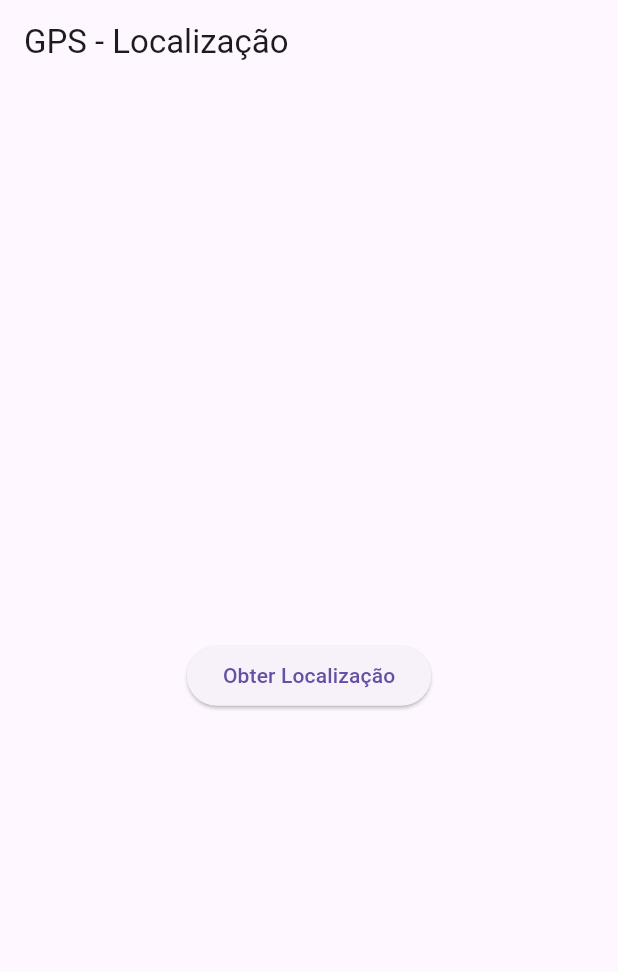
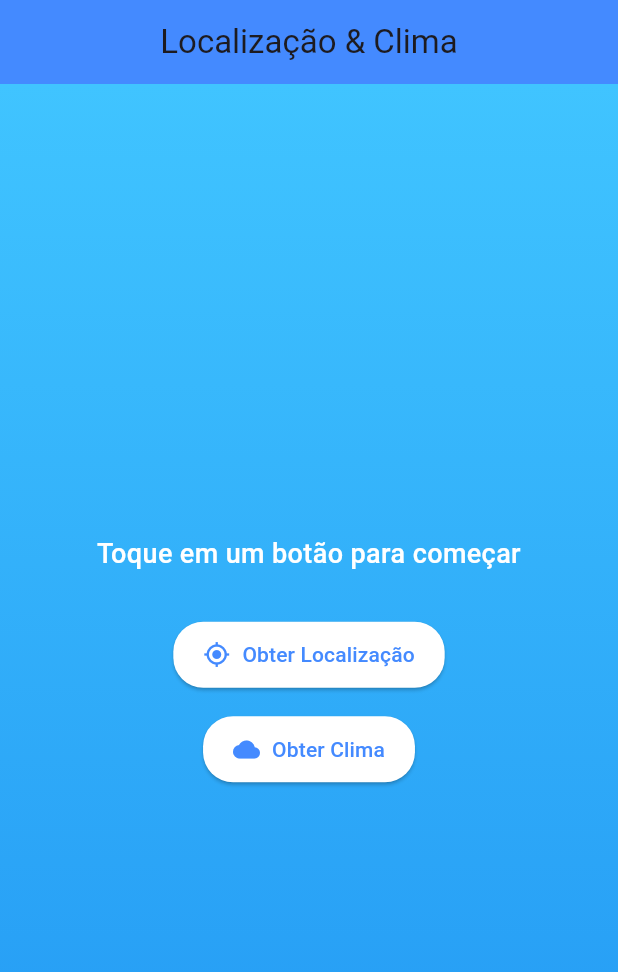
Before and after one commit to dn-goes/exemplo_geolocator, a Flutter app: the screen it shows after launch, on a phone screen of 412 x 824 dp. Shown: the top 972 px of the screen. Run offline on Flutter 3.47's test engine with Material 3 defaults, Android fonts, the phone set to English and light mode, and no system bars; our stand-ins replace geolocator.

Commit message:
08/10/2025

```diff
--- /dev/null
+++ b/lib/clima_service.dart
@@ -0,0 +1,26 @@
+//classe de conecxão com a API de Clima
+
+import 'dart:convert';
+
+import 'package:geolocator/geolocator.dart';
+import 'package:http/http.dart' as http; // requisições http
+
+class ClimaService {
+  //atributos static
+  static const String baseUrl = "https://api.openweathermap.org/data/2.5/weather";
+  static const String apiKey = "90290436d34bb91b4d852afe49197129";
+
+  //método para buscar o clima a partir da latitude e longitude
+  static Future<Map<String,dynamic>> getCityWeatherByPosition (Position position) async{
+    final response = await http.get(
+      Uri.parse("$baseUrl?appid=$apiKey&lat=${position.latitude}&lon=${position.longitude}")
+    );
+    //verificar aresposta da solicitação
+    if(response.statusCode==200){
+      return jsonDecode(response.body);
+    } else {
+      throw Exception("Cidade não encontrada");
+    }
+  }
+
+}
--- a/lib/main.dart
+++ b/lib/main.dart
@@ -1,9 +1,10 @@
+import 'package:exemplo_geolocator/clima_service.dart';
 import 'package:flutter/material.dart';
-import 'package:flutter/services.dart';
 import 'package:geolocator/geolocator.dart';
 
-void main(){
-  runApp(MaterialApp(
+void main() {
+  runApp(const MaterialApp(
+    debugShowCheckedModeBanner: false,
     home: LocationScreen(),
   ));
 }
@@ -16,49 +17,152 @@ class LocationScreen extends StatefulWidget {
 }
 
 class _LocationScreenState extends State<LocationScreen> {
-  //atributos
-  String mensagem = "";
+  // Estado da tela
+  String mensagem = "Toque em um botão para começar";
+  bool carregando = false;
 
-  //método para pegar a localização atual do dispositivo
-  void getLocation() async{
-    bool servicoDisponivel;
-    LocationPermission permissao;
+  /// 🧭 Obtém a localização atual do dispositivo
+  Future<void> getLocation() async {
+    setState(() => carregando = true);
+    try {
+      // Verifica se o serviço está habilitado
+      final serviceEnabled = await Geolocator.isLocationServiceEnabled();
+      if (!serviceEnabled) {
+        setState(() => mensagem = "Serviço de localização desabilitado");
+        return;
+      }
 
-    //verifica se o serviço esta disponivel
-    servicoDisponivel = await Geolocator.isLocationServiceEnabled();
-    if(!servicoDisponivel){
-      mensagem = "Serviço de localização desabilitado";
-    }
-    //solicta permissão para o usuário
-    permissao = await Geolocator.checkPermission();
-    if(permissao == LocationPermission.denied){
-      permissao = await Geolocator.requestPermission();
-      if(permissao == LocationPermission.denied){
-        mensagem = "Permissão de localização negada";
+      // Verifica e solicita permissão
+      LocationPermission permission = await Geolocator.checkPermission();
+      if (permission == LocationPermission.denied) {
+        permission = await Geolocator.requestPermission();
+        if (permission == LocationPermission.denied) {
+          setState(() => mensagem = "Permissão de localização negada");
+          return;
         }
       }
-    //após solictar permissão , ou se a permissão já estiver dada
-    //pego a localização do dispositivo
-    Position position = await Geolocator.getCurrentPosition();
-    mensagem = "Latitude: ${position.latitude}, Longitude: ${position.longitude}";
-    setState(() {
 
-    });
+      if (permission == LocationPermission.deniedForever) {
+        setState(() => mensagem = "Permissão de GPS permanentemente negada");
+        return;
       }
 
+      // Obtém posição
+      final position = await Geolocator.getCurrentPosition();
+      setState(() {
+        mensagem =
+            "Latitude: ${position.latitude.toStringAsFixed(4)}\nLongitude: ${position.longitude.toStringAsFixed(4)}";
+      });
+    } catch (e) {
+      setState(() => mensagem = "Erro ao obter localização: $e");
+    } finally {
+      setState(() => carregando = false);
+    }
+  }
+
+  /// 🌦️ Busca cidade e clima atual
+  Future<void> getCityWeather() async {
+    setState(() => carregando = true);
+    try {
+      final serviceEnabled = await Geolocator.isLocationServiceEnabled();
+      if (!serviceEnabled) {
+        setState(() => mensagem = "Serviço de GPS não habilitado");
+        return;
+      }
+
+      LocationPermission permission = await Geolocator.checkPermission();
+      if (permission == LocationPermission.denied) {
+        permission = await Geolocator.requestPermission();
+        if (permission == LocationPermission.denied) {
+          setState(() => mensagem = "Permissão de GPS negada");
+          return;
+        }
+      }
+
+      final position = await Geolocator.getCurrentPosition();
+
+      // Chama o serviço de clima
+      final cidade = await ClimaService.getCityWeatherByPosition(position);
+      final temperatura = (cidade["main"]["temp"] - 273.15).toStringAsFixed(1);
+
+      setState(() {
+        mensagem = "📍 ${cidade["name"]}\n🌡️ Temperatura: $temperatura°C";
+      });
+    } catch (e) {
+      setState(() => mensagem = "Erro ao obter clima: $e");
+    } finally {
+      setState(() => carregando = false);
+    }
+  }
 
   @override
   Widget build(BuildContext context) {
     return Scaffold(
-      appBar: AppBar(title: Text("GPS - Localização"),),
-      body: Center(
+      appBar: AppBar(
+        title: const Text("Localização & Clima"),
+        backgroundColor: Colors.blueAccent,
+        centerTitle: true,
+      ),
+      body: Container(
+        width: double.infinity,
+        decoration: const BoxDecoration(
+          gradient: LinearGradient(
+            colors: [Colors.lightBlueAccent, Colors.blue],
+            begin: Alignment.topCenter,
+            end: Alignment.bottomCenter,
+          ),
+        ),
+        child: Center(
+          child: Padding(
+            padding: const EdgeInsets.symmetric(horizontal: 20, vertical: 40),
             child: Column(
               mainAxisAlignment: MainAxisAlignment.center,
               children: [
-            Text(mensagem),
-            ElevatedButton(onPressed: () async{getLocation();},
-             child: Text("Obter Localização"))
+                if (carregando)
+                  const CircularProgressIndicator(color: Colors.white)
+                else
+                  Text(
+                    mensagem,
+                    textAlign: TextAlign.center,
+                    style: const TextStyle(
+                      fontSize: 18,
+                      color: Colors.white,
+                      fontWeight: FontWeight.w500,
+                    ),
+                  ),
+                const SizedBox(height: 30),
+                ElevatedButton.icon(
+                  onPressed: getLocation,
+                  style: ElevatedButton.styleFrom(
+                    backgroundColor: Colors.white,
+                    foregroundColor: Colors.blueAccent,
+                    shape: RoundedRectangleBorder(
+                      borderRadius: BorderRadius.circular(20),
+                    ),
+                    padding:
+                        const EdgeInsets.symmetric(horizontal: 20, vertical: 12),
+                  ),
+                  icon: const Icon(Icons.my_location),
+                  label: const Text("Obter Localização"),
+                ),
+                const SizedBox(height: 15),
+                ElevatedButton.icon(
+                  onPressed: getCityWeather,
+                  style: ElevatedButton.styleFrom(
+                    backgroundColor: Colors.white,
+                    foregroundColor: Colors.blueAccent,
+                    shape: RoundedRectangleBorder(
+                      borderRadius: BorderRadius.circular(20),
+                    ),
+                    padding:
+                        const EdgeInsets.symmetric(horizontal: 20, vertical: 12),
+                  ),
+                  icon: const Icon(Icons.cloud),
+                  label: const Text("Obter Clima"),
+                ),
               ],
+            ),
+          ),
         ),
       ),
     );
--- a/pubspec.yaml
+++ b/pubspec.yaml
@@ -10,6 +10,7 @@ dependencies:
   flutter:
     sdk: flutter
   geolocator: ^14.0.2
+  http: ^1.5.0
 
 dev_dependencies:
   flutter_test:
```
Also changed, not shown: pubspec.lock. Lines whose indentation alone changed are shown as unchanged.
